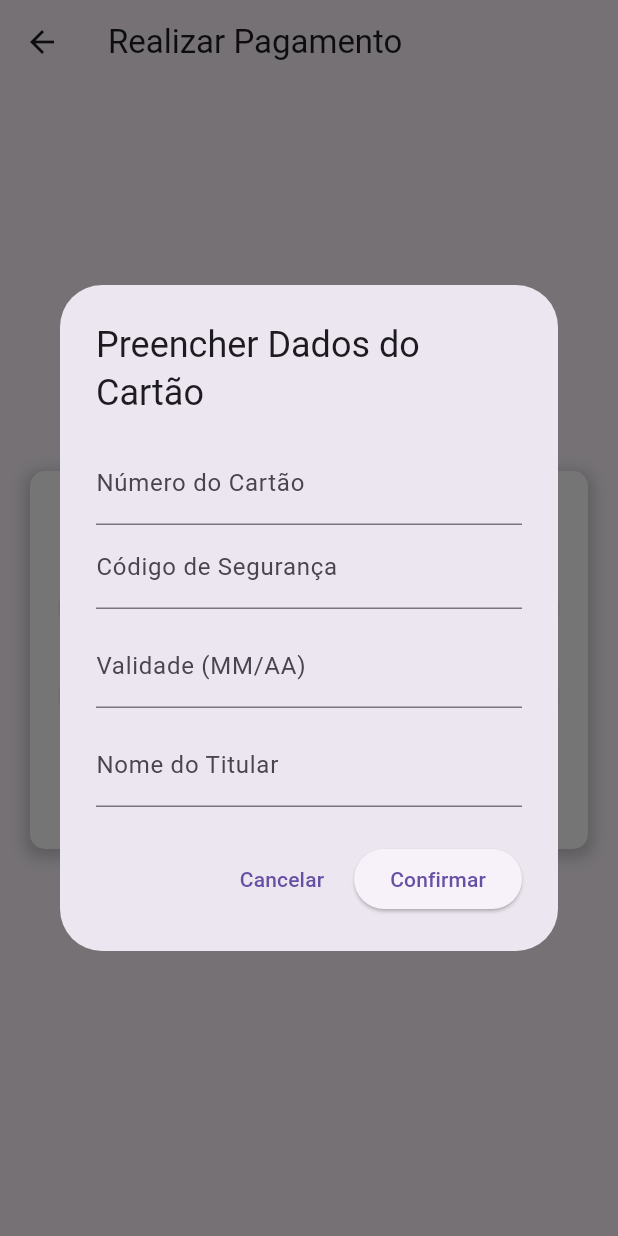
After one commit to Bruno-jhka/PARKEZ, a Flutter app: the PaymentPage screen opened by its route, after a tap on "Pagar com Cartão", on a phone screen of 412 x 824 dp. The commit adds this screen. Run offline on Flutter 3.47's test engine with Material 3 defaults, Android fonts, the phone set to English and light mode, and no system bars; our stand-ins replace carousel_slider.

Commit message:
payment page

```diff
--- a/lib/estabelecimentos/academia_page.dart
+++ b/lib/estabelecimentos/academia_page.dart
@@ -85,7 +85,7 @@ class PratiquePageReserve extends StatelessWidget {
               padding: EdgeInsets.symmetric(horizontal: 20),
               child: ElevatedButton(
                 onPressed: () {
-                  // Lógica para reservar a vaga
+                  Navigator.pushNamed(context, '/pagamentos');
                 },
                 child: Text('Reservar Vaga'),
               ),
--- a/lib/estabelecimentos/bk_page.dart
+++ b/lib/estabelecimentos/bk_page.dart
@@ -85,7 +85,7 @@ class BKPageReserve extends StatelessWidget {
               padding: EdgeInsets.symmetric(horizontal: 20),
               child: ElevatedButton(
                 onPressed: () {
-                  // Lógica para reservar a vaga
+                 Navigator.pushNamed(context, '/pagamentos');
                 },
                 child: Text('Reservar Vaga'),
               ),
--- a/lib/estabelecimentos/estacionamento_page.dart
+++ b/lib/estabelecimentos/estacionamento_page.dart
@@ -86,7 +86,7 @@ class EstacionamentoPageReserve extends StatelessWidget {
               padding: EdgeInsets.symmetric(horizontal: 20),
               child: ElevatedButton(
                 onPressed: () {
-                  // Lógica para reservar a vaga
+                  Navigator.pushNamed(context, '/pagamentos');
                 },
                 child: Text('Reservar Vaga'),
               ),
--- a/lib/estabelecimentos/shopping_page.dart
+++ b/lib/estabelecimentos/shopping_page.dart
@@ -86,7 +86,7 @@ class ShoppingPageReserve extends StatelessWidget {
               padding: EdgeInsets.symmetric(horizontal: 20),
               child: ElevatedButton(
                 onPressed: () {
-                  // Lógica para reservar a vaga
+                  Navigator.pushNamed(context, '/pagamentos');
                 },
                 child: Text('Reservar Vaga'),
               ),
--- a/lib/main.dart
+++ b/lib/main.dart
@@ -6,6 +6,7 @@ import 'package:parkez/estabelecimentos/bk_page.dart';
 import 'package:parkez/estabelecimentos/estacionamento_Page.dart';
 import 'package:parkez/estabelecimentos/shopping_page.dart';
 import 'package:parkez/home_page.dart';
+import 'package:parkez/payment_page.dart';
 import 'package:parkez/search_page.dart';
 import 'package:parkez/setting_page.dart';
 import 'package:parkez/singup_page.dart';
@@ -43,7 +44,8 @@ class MyApp extends StatelessWidget {
             '/estabelecimentos/bk': (context) => BKPageReserve(),
             '/estabelecimentos/estacionamento':(context) => EstacionamentoPageReserve(),
             '/estabelecimentos/pratique':(context) => PratiquePageReserve(),
-            '/estabelecimentos/shopping':(context) => ShoppingPageReserve()
+            '/estabelecimentos/shopping':(context) => ShoppingPageReserve(),
+            '/pagamentos':(context) => PaymentPage()
           },
         );
       },
--- /dev/null
+++ b/lib/payment_page.dart
@@ -0,0 +1,195 @@
+import 'dart:math';
+import 'package:flutter/material.dart';
+
+class PaymentPage extends StatelessWidget {
+  @override
+  Widget build(BuildContext context) {
+    return Scaffold(
+      appBar: AppBar(
+        title: Text('Realizar Pagamento'),
+      ),
+      body: Center(
+        child: Container(
+          margin: EdgeInsets.all(20.0),
+          padding: EdgeInsets.all(20.0),
+          decoration: BoxDecoration(
+            color: Colors.white,
+            borderRadius: BorderRadius.circular(10.0),
+            boxShadow: [
+              BoxShadow(
+                color: Colors.grey.withOpacity(0.5),
+                spreadRadius: 3,
+                blurRadius: 7,
+                offset: Offset(0, 3),
+              ),
+            ],
+          ),
+          child: Column(
+            crossAxisAlignment: CrossAxisAlignment.center,
+            mainAxisSize: MainAxisSize.min,
+            children: [
+              Text(
+                'Escolha o método de pagamento:',
+                style: TextStyle(fontSize: 18.0),
+              ),
+              SizedBox(height: 20.0),
+              SizedBox(
+                width: double.infinity,
+                child: ElevatedButton(
+                  onPressed: () {
+                    _showCardPaymentPopup(context);
+                  },
+                  child: Text('Pagar com Cartão'),
+                ),
+              ),
+              SizedBox(height: 10.0),
+              SizedBox(
+                width: double.infinity,
+                child: ElevatedButton(
+                  onPressed: () {
+                    _showPixPaymentPopup(context);
+                  },
+                  child: Text('Pagar com PIX'),
+                ),
+              ),
+              SizedBox(height: 20.0),
+              Text(
+                'Selecione uma opção de pagamento para prosseguir.',
+                textAlign: TextAlign.center,
+              ),
+            ],
+          ),
+        ),
+      ),
+    );
+  }
+
+void _showCardPaymentPopup(BuildContext context) {
+  TextEditingController cardNumberController = TextEditingController();
+  TextEditingController cvvController = TextEditingController();
+  TextEditingController expiryController = TextEditingController();
+  TextEditingController cardHolderController = TextEditingController();
+
+  showDialog(
+    context: context,
+    builder: (BuildContext context) {
+      return AlertDialog(
+        title: Text('Preencher Dados do Cartão'),
+        content: SingleChildScrollView(
+          child: Column(
+            mainAxisSize: MainAxisSize.min,
+            children: [
+              TextField(
+                controller: cardNumberController,
+                keyboardType: TextInputType.number,
+                decoration: InputDecoration(labelText: 'Número do Cartão'),
+              ),
+              TextField(
+                controller: cvvController,
+                keyboardType: TextInputType.number,
+                decoration: InputDecoration(labelText: 'Código de Segurança'),
+              ),
+              SizedBox(height: 10),
+              Row(
+                children: [
+                  Expanded(
+                    child: TextField(
+                      controller: expiryController,
+                      keyboardType: TextInputType.text,
+                      decoration: InputDecoration(labelText: 'Validade (MM/AA)'),
+                    ),
+                  ),
+                ],
+              ),
+              SizedBox(height: 10),
+              Row(
+                children: [
+                  Expanded(
+                    child: TextField(
+                      controller: cardHolderController,
+                      decoration: InputDecoration(labelText: 'Nome do Titular'),
+                    ),
+                  ),
+                ],
+              ),
+            ],
+          ),
+        ),
+        actions: [
+          TextButton(
+            onPressed: () {
+              Navigator.of(context).pop();
+            },
+            child: Text('Cancelar'),
+          ),
+          ElevatedButton(
+            onPressed: () {
+              _showSuccessMessage(context);
+              Navigator.of(context).pop();
+            },
+            child: Text('Confirmar'),
+          ),
+        ],
+      );
+    },
+  );
+}
+
+
+
+  void _showPixPaymentPopup(BuildContext context) {
+    // Gera um QR code aleatório
+    String randomQRCode = 'https://example.com/payment/${Random().nextInt(10000)}';
+
+    showDialog(
+      context: context,
+      builder: (BuildContext context) {
+        return AlertDialog(
+          title: Text('QR Code PIX'),
+          content: Column(
+            mainAxisSize: MainAxisSize.min,
+            children: [
+              Text('Escaneie o QR code abaixo para realizar o pagamento.'),
+              SizedBox(height: 20),
+              Image.network('https://api.qrserver.com/v1/create-qr-code/?size=200x200&data=$randomQRCode'),
+            ],
+          ),
+          actions: [
+            TextButton(
+              onPressed: () {
+                Navigator.of(context).pop();
+              },
+              child: Text('Fechar'),
+            ),
+          ],
+        );
+      },
+    );
+  }
+
+  void _showSuccessMessage(BuildContext context) {
+    showDialog(
+      context: context,
+      builder: (BuildContext context) {
+        return AlertDialog(
+          title: Text('Pagamento Realizado'),
+          content: Text('Vaga garantida.'),
+          actions: [
+            TextButton(
+              onPressed: () {
+                Navigator.of(context).pop();
+              },
+              child: Text('Fechar'),
+            ),
+          ],
+        );
+      },
+    );
+  }
+}
+
+void main() {
+  runApp(MaterialApp(
+    home: PaymentPage(),
+  ));
+}
```
Also changed, not shown: lib/home_page.dart (+31 -12 lines).
